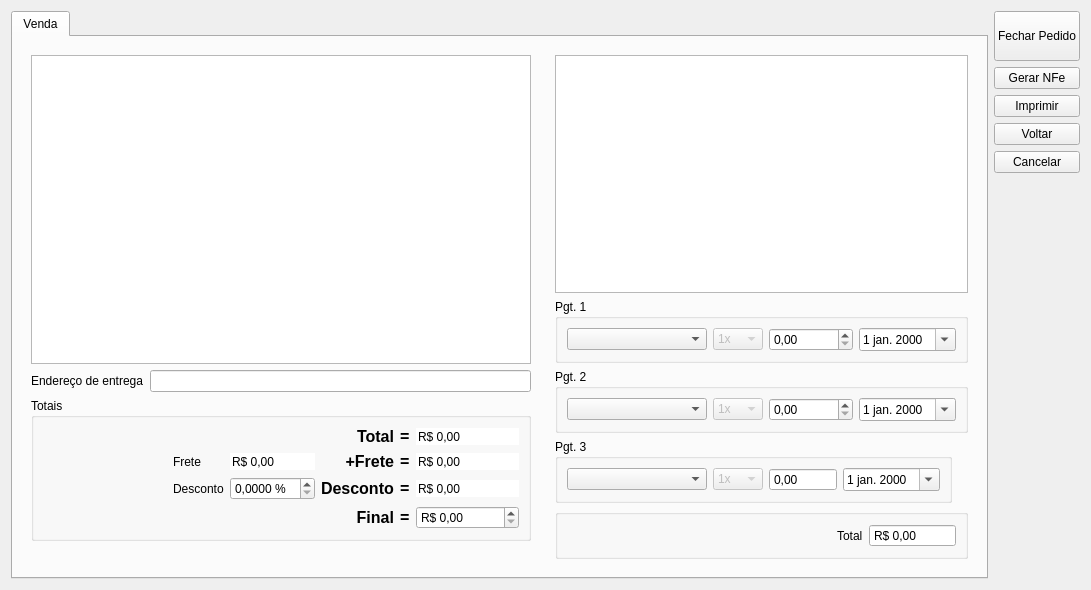
The window that venda.ui (lellisls/ERP-STACCATO) describes before a commit, drawn with Qt 5.
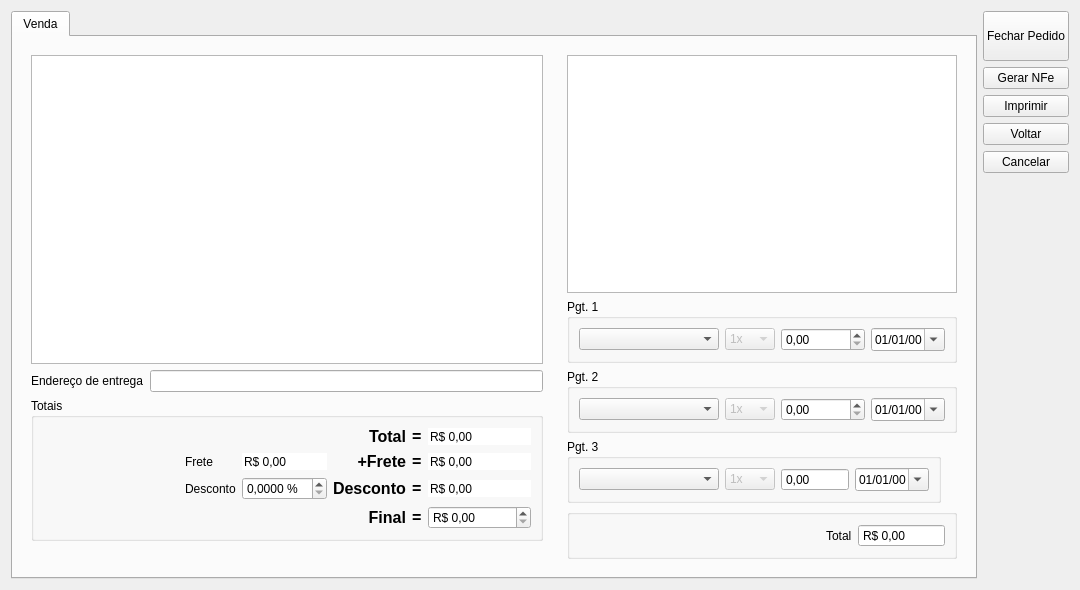
The same window after the commit. Custom widgets are drawn as their Qt base class.

The edit to the form file:
```diff
--- a/venda.ui
+++ b/venda.ui
@@ -6,7 +6,7 @@
    <rect>
     <x>0</x>
     <y>0</y>
-    <width>1066</width>
+    <width>1080</width>
     <height>590</height>
    </rect>
   </property>
@@ -553,6 +553,12 @@
                  <verstretch>0</verstretch>
                 </sizepolicy>
                </property>
+               <property name="currentSection">
+                <enum>QDateTimeEdit::DaySection</enum>
+               </property>
+               <property name="displayFormat">
+                <string>dd/MM/yy</string>
+               </property>
                <property name="calendarPopup">
                 <bool>true</bool>
                </property>
@@ -667,6 +673,9 @@
                  <verstretch>0</verstretch>
                 </sizepolicy>
                </property>
+               <property name="displayFormat">
+                <string>dd/MM/yy</string>
+               </property>
                <property name="calendarPopup">
                 <bool>true</bool>
                </property>
@@ -781,6 +790,9 @@
                  <verstretch>0</verstretch>
                 </sizepolicy>
                </property>
+               <property name="displayFormat">
+                <string>dd/MM/yy</string>
+               </property>
                <property name="calendarPopup">
                 <bool>true</bool>
                </property>
```
